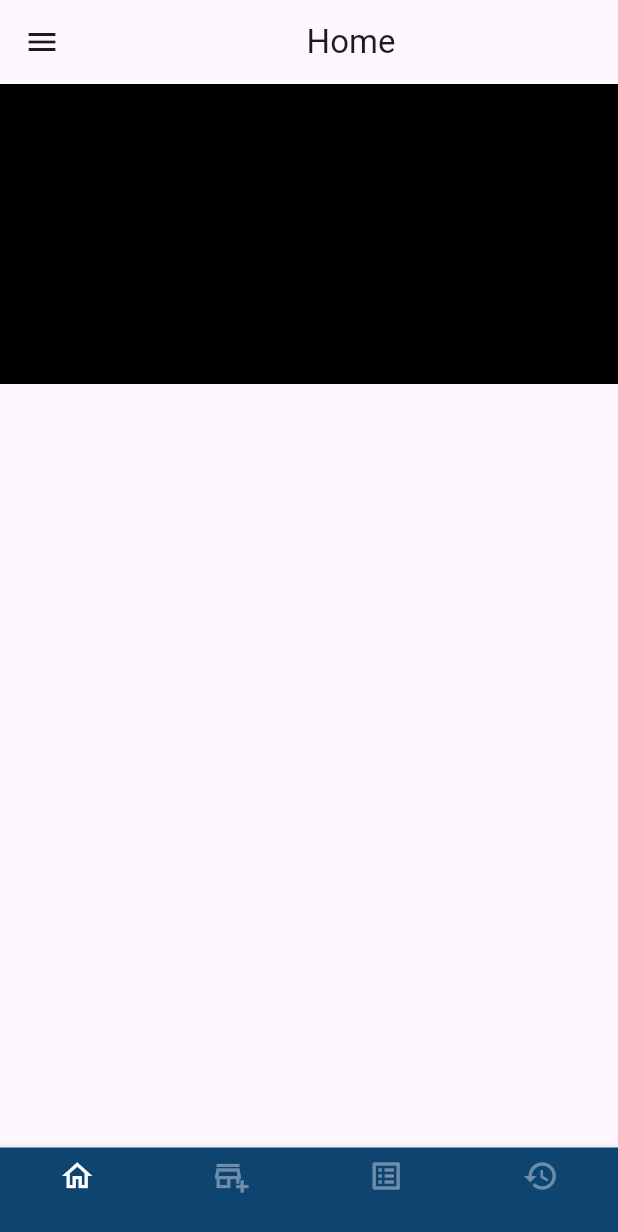
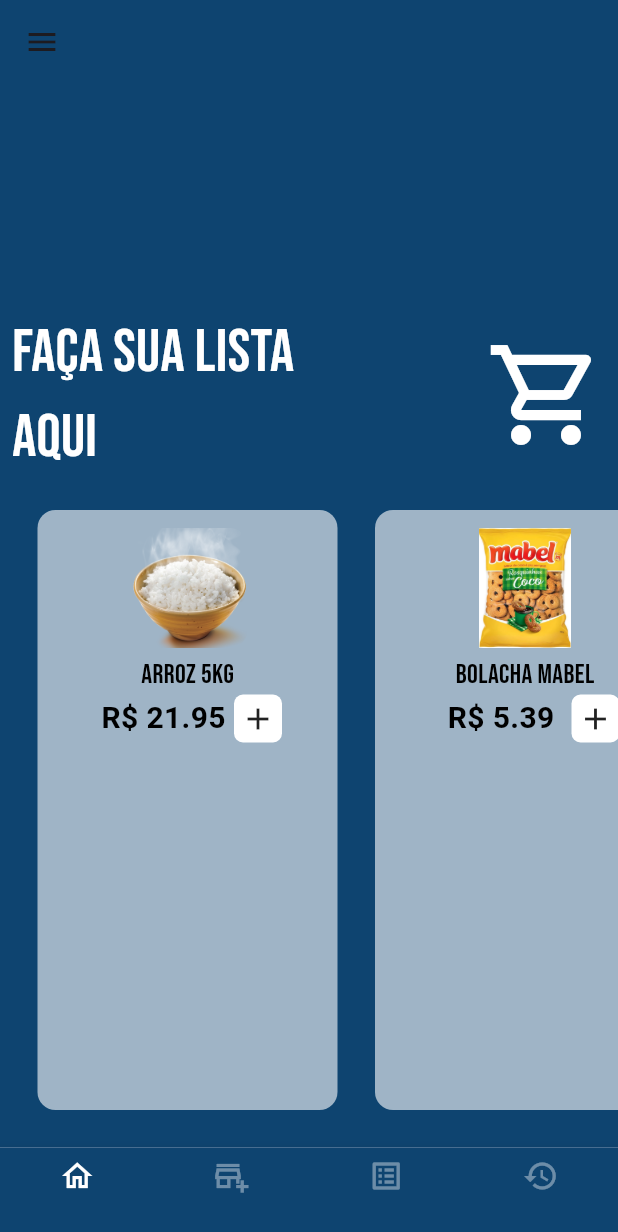
Before and after one commit to jauumgod/dart_front, a Flutter app: the screen it shows after launch, on a phone screen of 412 x 824 dp. Shown: the top 1232 px of the screen. Run offline on Flutter 3.47's test engine with Material 2 defaults, Android fonts, the phone set to English and light mode, and no system bars; our stand-ins replace dio, google_fonts.

Commit message:
create widget homepage

```diff
--- /dev/null
+++ b/lib/src/Components/compras_tile.dart
@@ -0,0 +1,76 @@
+import 'package:flutter/material.dart';
+import 'package:google_fonts/google_fonts.dart';
+
+// ignore: must_be_immutable
+class ComprasTile extends StatelessWidget {
+  String image, nameItem;
+  double valor;
+  ComprasTile({
+    super.key,
+    required this.image,
+    required this.nameItem,
+    required this.valor,
+  });
+
+  @override
+  Widget build(BuildContext context) {
+    return Padding(
+      padding: const EdgeInsets.only(left: 25.0, bottom: 25),
+      child: Container(
+        padding: const EdgeInsets.all(12),
+        height: 100,
+        width: 200,
+        decoration: BoxDecoration(
+          borderRadius: BorderRadius.circular(12),
+          color: Colors.white60,
+        ),
+        child: Column(
+          crossAxisAlignment: CrossAxisAlignment.center,
+          children: [
+            //coffe image
+            ClipRRect(
+              borderRadius: BorderRadius.circular(12),
+              child: Image.asset(
+                image,
+                width: 80,
+                height: 80,
+              ),
+            ),
+            const SizedBox(
+              height: 5,
+            ),
+            //coffe name
+            Text(
+              nameItem,
+              style: GoogleFonts.bebasNeue(fontSize: 18, color: Colors.black),
+            ),
+            //purchase
+            Padding(
+              padding: const EdgeInsets.symmetric(horizontal: 25.0),
+              child: Row(
+                mainAxisAlignment: MainAxisAlignment.spaceBetween,
+                children: [
+                  const SizedBox(height: 10),
+                  Text(
+                    'R\$ $valor',
+                    style: GoogleFonts.aBeeZee(
+                        fontSize: 20,
+                        fontWeight: FontWeight.bold,
+                        color: Colors.black),
+                  ),
+                  Container(
+                      padding: const EdgeInsets.all(4),
+                      decoration: BoxDecoration(
+                        color: Colors.white,
+                        borderRadius: BorderRadius.circular(6),
+                      ),
+                      child: const Icon(Icons.add)),
+                ],
+              ),
+            )
+          ],
+        ),
+      ),
+    );
+  }
+}
--- a/lib/src/Pages/routes/homepage.dart
+++ b/lib/src/Pages/routes/homepage.dart
@@ -1,21 +1,69 @@
-
+import 'package:dart_front/src/Components/compras_tile.dart';
+import 'package:dart_front/src/repository/constants/constantes.dart';
 import 'package:flutter/material.dart';
+import 'package:google_fonts/google_fonts.dart';
 import '../../Components/my_drawer.dart';
 
-class HomePage extends StatelessWidget {
+class HomePage extends StatefulWidget {
   const HomePage({super.key});
+
+  @override
+  State<HomePage> createState() => _HomePageState();
+}
+
+class _HomePageState extends State<HomePage> {
+  String names = NamesOfProducts.descArroz;
 
   @override
   Widget build(BuildContext context) {
     return Scaffold(
-      drawer: const MyDrawer(),
-      appBar: AppBar(
-        title: const Center(child: Text("Home")),
-      ),
-      body: Container(
-        height: 200,
-        color: Colors.black,
-      ),
-    );
+        backgroundColor: const Color.fromARGB(255, 14, 68, 112),
+        drawer: const MyDrawer(),
+        appBar: AppBar(
+          backgroundColor: const Color.fromARGB(255, 14, 68, 112),
+          elevation: 0,
+        ),
+        body: Column(
+          children: [
+            const SizedBox(
+              height: 150,
+            ),
+            Row(
+              mainAxisAlignment: MainAxisAlignment.spaceBetween,
+              children: [
+                Padding(
+                  padding: const EdgeInsets.symmetric(horizontal: 8.0),
+                  child: Text(
+                    'Faça sua lista\naqui',
+                    style: GoogleFonts.bebasNeue(
+                        fontSize: 40, color: Colors.white),
+                  ),
+                ),
+                const Padding(
+                    padding: EdgeInsets.all(8.0),
+                    child: Icon(
+                      Icons.shopping_cart_outlined,
+                      size: 80,
+                      color: Colors.white,
+                    )),
+              ],
+            ),
+            const SizedBox(height: 20),
+            Expanded(
+                child: ListView(
+              scrollDirection: Axis.horizontal,
+              children: [
+                ComprasTile(
+                    image: "lib/src/images/arroz.png",
+                    nameItem: "Arroz 5kg",
+                    valor: 21.95),
+                ComprasTile(
+                    image: "lib/src/images/bolacha_mabel.png",
+                    nameItem: "Bolacha Mabel",
+                    valor: 5.39)
+              ],
+            ))
+          ],
+        ));
   }
 }
--- /dev/null
+++ b/lib/src/repository/constants/constantes.dart
@@ -0,0 +1,3 @@
+abstract class NamesOfProducts {
+  static const String descArroz = 'O arroz é um dos melhores alimentos';
+}
--- /dev/null
+++ b/lib/src/services/http_manager.dart
@@ -0,0 +1,45 @@
+import 'package:dio/dio.dart';
+
+abstract class HttpMethods {
+  static const String post = 'POST';
+  static const String get = 'GET';
+  static const String put = 'PUT';
+  static const String patch = 'PATCH';
+  static const String delete = 'DELETE';
+}
+
+class HttpManager {
+  Future<Map> restRequest({
+    required String url,
+    required String method,
+    Map? headers,
+    Map? body,
+  }) async {
+    //HEADERS REQUIRED
+    final defaultHeaders = headers?.cast<String, String>() ?? {}
+      ..addAll({
+        'Content-Type': 'application/json',
+        'accept': 'application/json',
+        'X-Parse-Application-Id': 'wK7GcEjr2V4br5q5mlR1kybQ5dvxMFDX0qtE1d6Y',
+        'X-Parse-REST-API-Key': '2kahi62fkWePLWAwC7k8aMrtQkobogcgkruMxbeB',
+      });
+
+    Dio dio = Dio();
+
+    try {
+      Response response = await dio.request(
+        url,
+        options: Options(headers: defaultHeaders, method: method),
+        data: body,
+      );
+      //RETORNO DO SERVER
+      return response.data;
+    } on DioException catch (error) {
+      //RETORNO DO DIO
+      return error.response?.data ?? {};
+    } catch (error) {
+      //MAP vazio
+      return {};
+    }
+  }
+}
```
Also changed, not shown: pubspec.yaml (+5 -2 lines), lib/src/images/arroz.png (added), lib/src/images/bolacha_mabel.png (added), lib/src/images/shopping-cart.png (added), lib/src/repository/user_repository.dart (added), pubspec.lock.
